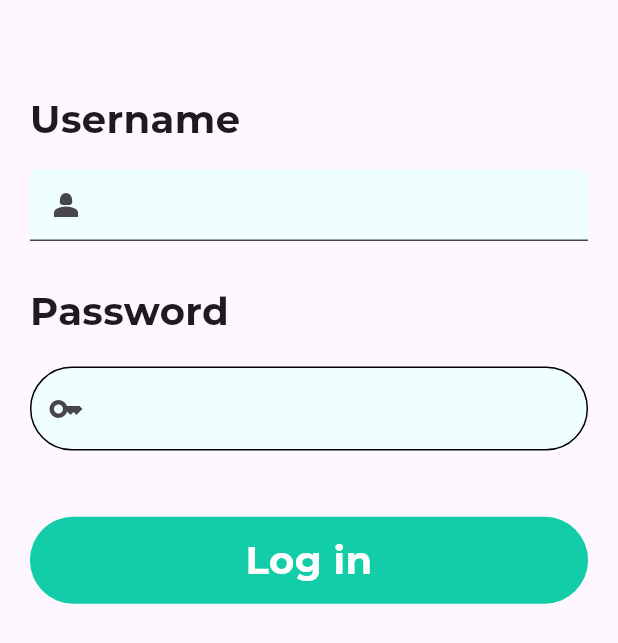
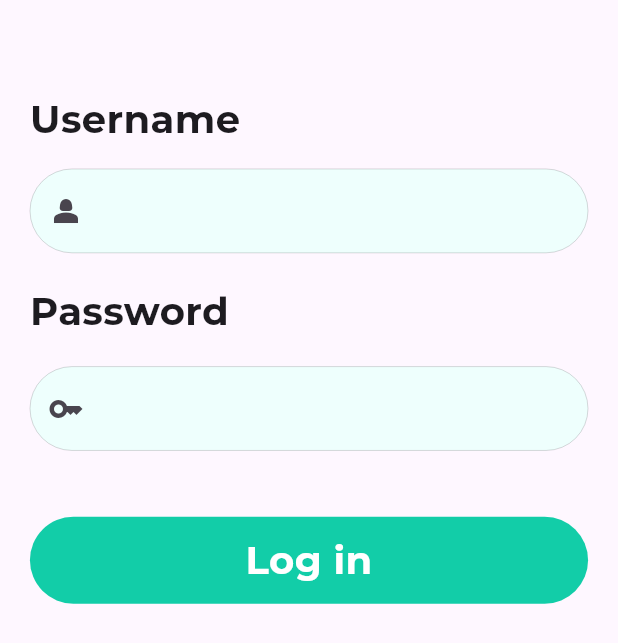
Before and after one commit to Nandagopalvs25/Pharmalink, a Flutter app: the screen it shows after launch, on a phone screen of 412 x 824 dp. Shown: the top 643 px of the screen. Run offline on Flutter 3.47's test engine with Material 3 defaults, Android fonts, the phone set to English and light mode, and no system bars; our stand-ins replace get, google_fonts; project files that could hold a hidden picture were left out.

Commit message:
enhanced text field borders

```diff
--- a/lib/auth/views/login.dart
+++ b/lib/auth/views/login.dart
@@ -59,14 +59,15 @@ class AuthPage extends StatelessWidget {
                             filled: true,
                             prefixIcon: Icon(Icons.person_2),
                             fillColor: Color.fromARGB(255, 238, 255, 253),
+
                             // focusColor: AdvColors.loginfield,
                             // hoverColor: AdvColors.loginfield,
-                            /*enabledBorder: OutlineInputBorder(
-                              borderRadius: BorderRadius.circular(35),
-                            ),*/
+                            enabledBorder: OutlineInputBorder(
+                                borderRadius: BorderRadius.circular(35),
+                                borderSide: BorderSide(width: 0.1)),
                             focusedBorder: OutlineInputBorder(
-                              borderRadius: BorderRadius.circular(35),
-                            ),
+                                borderRadius: BorderRadius.circular(35),
+                                borderSide: BorderSide(width: 0.5)),
                             disabledBorder: OutlineInputBorder(
                               borderRadius: BorderRadius.circular(35),
                             ),
@@ -97,11 +98,11 @@ class AuthPage extends StatelessWidget {
                             // focusColor: AdvColors.loginfield,
                             // hoverColor: AdvColors.loginfield,
                             enabledBorder: OutlineInputBorder(
-                              borderRadius: BorderRadius.circular(35),
-                            ),
+                                borderRadius: BorderRadius.circular(35),
+                                borderSide: BorderSide(width: 0.1)),
                             focusedBorder: OutlineInputBorder(
-                              borderRadius: BorderRadius.circular(35),
-                            ),
+                                borderRadius: BorderRadius.circular(35),
+                                borderSide: BorderSide(width: 0.5)),
                             disabledBorder: OutlineInputBorder(
                               borderRadius: BorderRadius.circular(35),
                             ),
```
